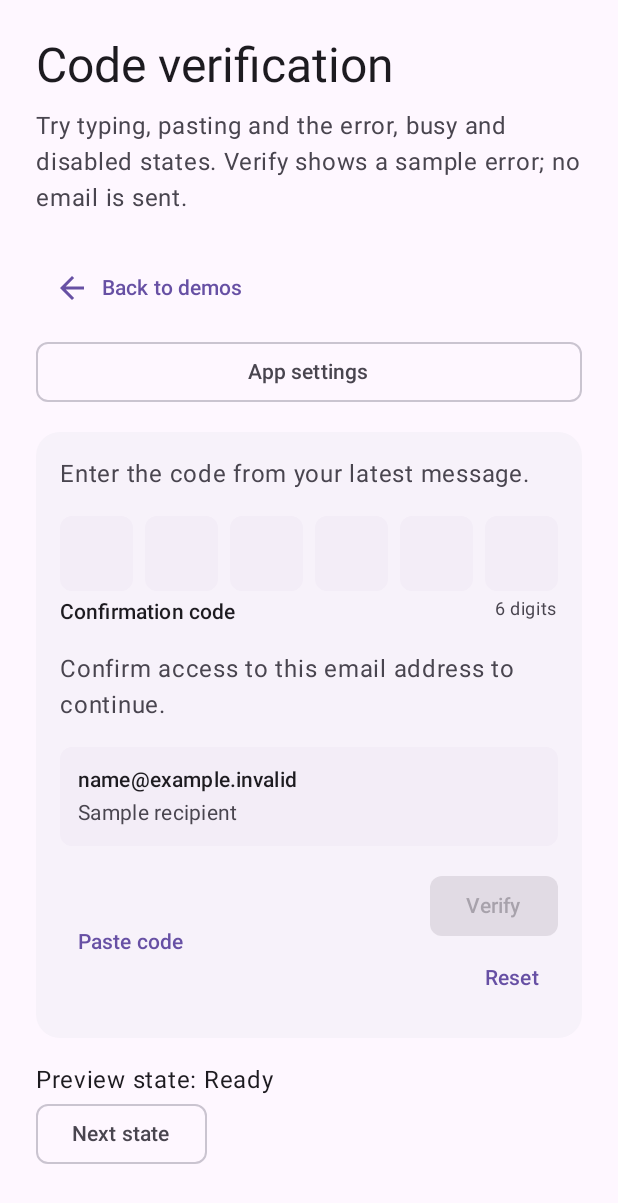
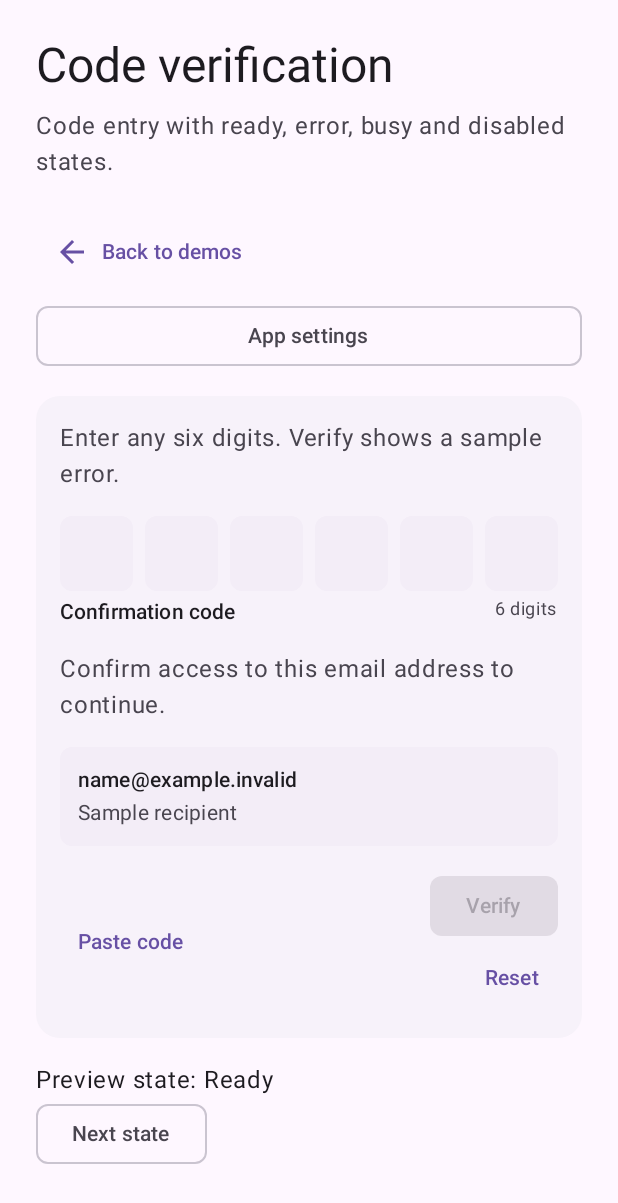
Before and after one commit to lambdawalker/android.ui.common, an Android app built with Jetpack Compose: the screen it shows after launch (MainActivity), after a tap on "Code verification", on a phone screen of 412 x 824 dp. Shown: the top 1203 px of the screen. Run offline under Robolectric (Android 15) with nearby library versions, the phone set to English and light mode, and no system bars.

Commit message:
Keep demo descriptions concise and clarify synthetic code entry

```diff
--- a/app/src/main/res/values/strings.xml
+++ b/app/src/main/res/values/strings.xml
@@ -4,9 +4,9 @@
     <string name="explanation">Confirm access to this email address to continue.</string>
     <string name="recipient_status">Sample recipient</string>
     <string name="app_name">UI Common</string>
-    <string name="catalog_description">Choose a component demo. Each example runs offline with your app’s theme.</string>
+    <string name="catalog_description">Choose an offline component demo.</string>
     <string name="verification">Code verification</string>
-    <string name="instructions">Enter the code from your latest message.</string>
+    <string name="instructions">Enter any six digits. Verify shows a sample error.</string>
     <string name="code_label">Confirmation code</string>
     <string name="code_description">Six-digit confirmation code</string>
     <string name="paste">Paste code</string>
@@ -29,9 +29,9 @@
     <string name="mode_busy">Busy</string>
     <string name="mode_disabled">Disabled</string>
     <string name="back_to_demos">Back to demos</string>
-    <string name="verification_demo_description">Try typing, pasting and the error, busy and disabled states. Verify shows a sample error; no email is sent.</string>
+    <string name="verification_demo_description">Code entry with ready, error, busy and disabled states.</string>
     <string name="code_input_demo">Code input</string>
-    <string name="code_input_demo_description">Try the standalone six-digit field, tap a digit to edit it, or paste a code.</string>
+    <string name="code_input_demo_description">Type, paste and edit a six-digit code.</string>
     <string name="content_demo">Content and headings</string>
     <string name="recipient_demo">Recipient summary</string>
     <string name="recipient_demo_description">A wrapping destination and status supplied by the host.</string>
```
Also changed, not shown: 1 other file.
